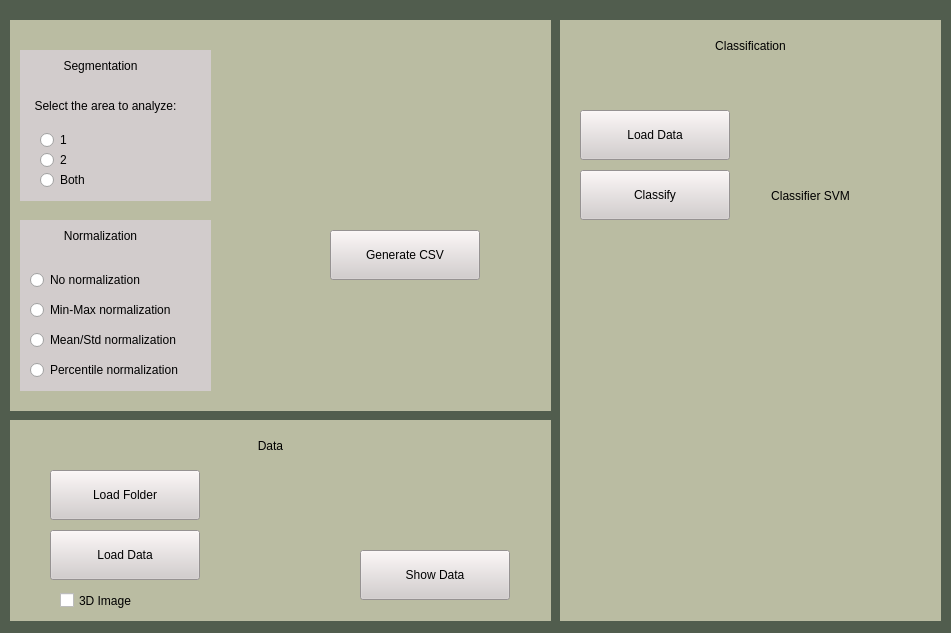
Qt form Code/UI/app.ui (wiktkaj492/RadiomicApp) before a commit.
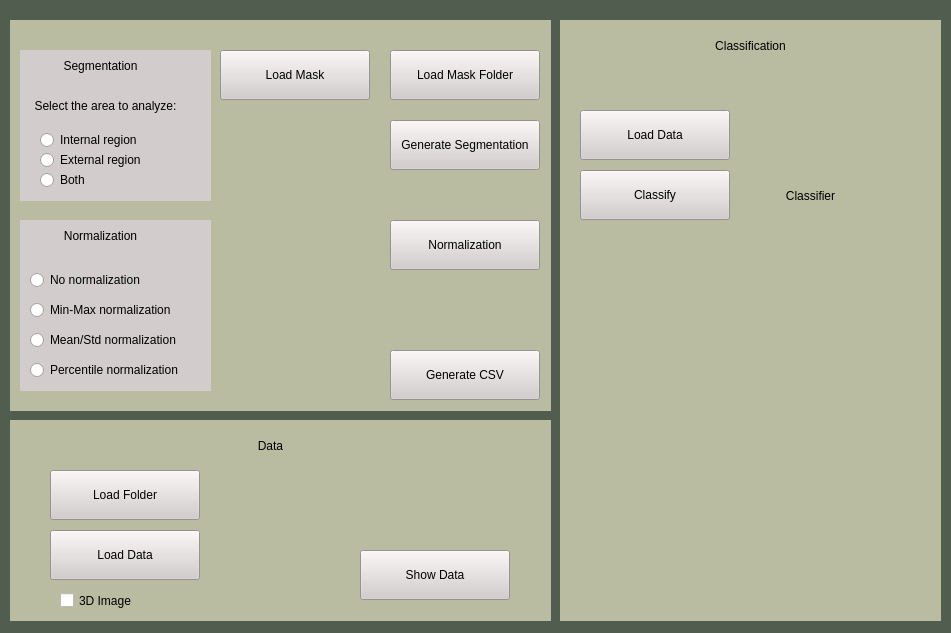
The same form after that commit.

Patch:
```diff
--- a/Code/UI/app.ui
+++ b/Code/UI/app.ui
@@ -105,12 +105,12 @@
       <rect>
        <x>30</x>
        <y>110</y>
-       <width>141</width>
+       <width>161</width>
        <height>20</height>
       </rect>
      </property>
      <property name="text">
-      <string>1</string>
+      <string>Internal region</string>
      </property>
     </widget>
     <widget class="QRadioButton" name="area2Button">
@@ -123,7 +123,7 @@
       </rect>
      </property>
      <property name="text">
-      <string>2</string>
+      <string>External region</string>
      </property>
     </widget>
     <widget class="QRadioButton" name="bothButton">
@@ -212,8 +212,8 @@
      <widget class="QPushButton" name="csvButton">
       <property name="geometry">
        <rect>
-        <x>320</x>
-        <y>210</y>
+        <x>380</x>
+        <y>330</y>
         <width>150</width>
         <height>50</height>
        </rect>
@@ -229,10 +229,10 @@
      <widget class="QLabel" name="statusLabel">
       <property name="geometry">
        <rect>
-        <x>320</x>
-        <y>270</y>
+        <x>220</x>
+        <y>340</y>
         <width>151</width>
-        <height>51</height>
+        <height>31</height>
        </rect>
       </property>
       <property name="layoutDirection">
@@ -248,6 +248,70 @@
        <set>Qt::AlignCenter</set>
       </property>
      </widget>
+     <widget class="QPushButton" name="loadMaskButton">
+      <property name="geometry">
+       <rect>
+        <x>210</x>
+        <y>30</y>
+        <width>150</width>
+        <height>50</height>
+       </rect>
+      </property>
+      <property name="styleSheet">
+       <string notr="true">background-color: rgb(210, 204, 204);</string>
+      </property>
+      <property name="text">
+       <string>Load Mask</string>
+      </property>
+     </widget>
+     <widget class="QPushButton" name="loadMaskFolderButton">
+      <property name="geometry">
+       <rect>
+        <x>380</x>
+        <y>30</y>
+        <width>150</width>
+        <height>50</height>
+       </rect>
+      </property>
+      <property name="styleSheet">
+       <string notr="true">background-color: rgb(210, 204, 204);</string>
+      </property>
+      <property name="text">
+       <string>Load Mask Folder</string>
+      </property>
+     </widget>
+     <widget class="QPushButton" name="generateSegButton">
+      <property name="geometry">
+       <rect>
+        <x>380</x>
+        <y>100</y>
+        <width>150</width>
+        <height>50</height>
+       </rect>
+      </property>
+      <property name="styleSheet">
+       <string notr="true">background-color: rgb(210, 204, 204);</string>
+      </property>
+      <property name="text">
+       <string>Generate Segmentation</string>
+      </property>
+     </widget>
+     <widget class="QPushButton" name="generateNormButton">
+      <property name="geometry">
+       <rect>
+        <x>380</x>
+        <y>200</y>
+        <width>150</width>
+        <height>50</height>
+       </rect>
+      </property>
+      <property name="styleSheet">
+       <string notr="true">background-color: rgb(210, 204, 204);</string>
+      </property>
+      <property name="text">
+       <string>Normalization</string>
+      </property>
+     </widget>
      <zorder>widget_6</zorder>
      <zorder>widget_5</zorder>
      <zorder>csvButton</zorder>
@@ -450,7 +514,7 @@
       </rect>
      </property>
      <property name="text">
-      <string>Classifier SVM</string>
+      <string>Classifier</string>
      </property>
      <property name="alignment">
       <set>Qt::AlignCenter</set>
```
Left out of the diff: 4 changed lines with no effect on the pictures.
